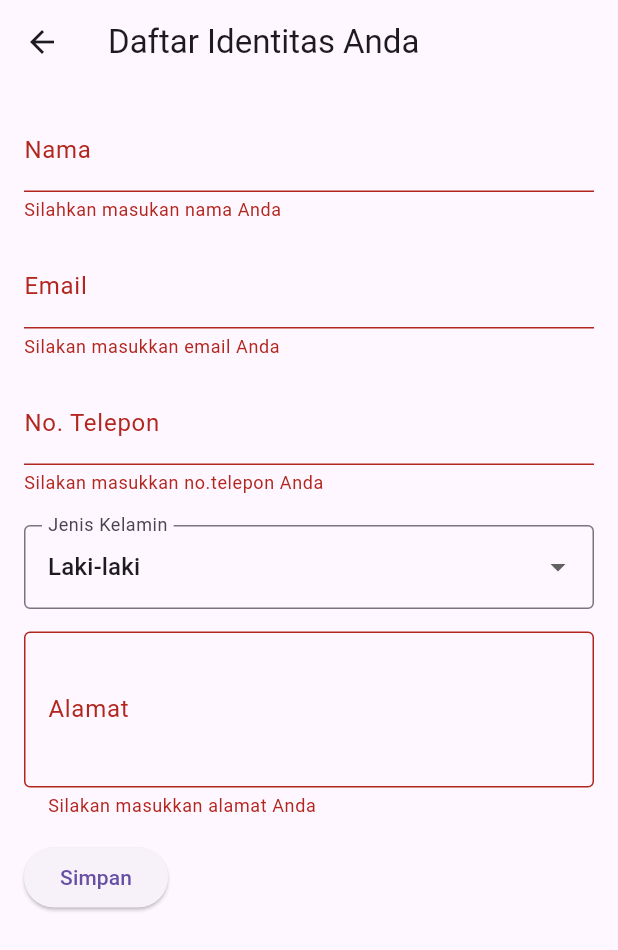
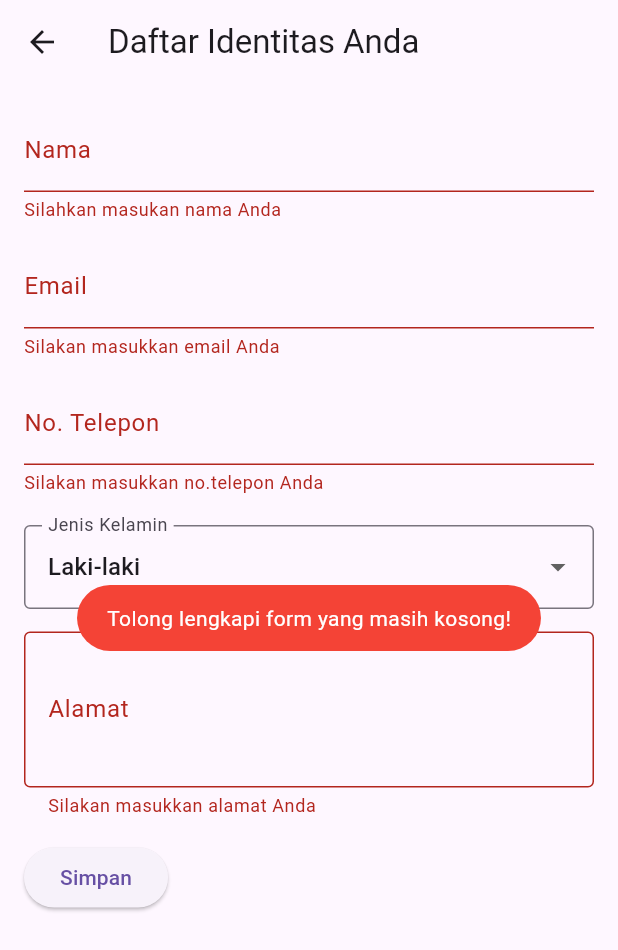
Before and after one commit to ozymandias45/flutter_uts, a Flutter app: the SecondPage screen opened directly, after a tap on "Simpan", on a phone screen of 412 x 824 dp. Shown: the top 950 px of the screen. Run offline on Flutter 3.47's test engine with Material 3 defaults, Android fonts, the phone set to English and light mode, and no system bars; our stand-ins replace fluttertoast.

```diff
--- a/lib/pages/new-user/secondPage.dart
+++ b/lib/pages/new-user/secondPage.dart
@@ -1,5 +1,8 @@
 import 'package:flutter/material.dart';
 import 'package:flutter/services.dart';
+import 'package:fluttertoast/fluttertoast.dart';
+import '../new-user/firstPage.dart';
+import 'dart:async';
 
 enum Gender { male, female }
 
@@ -124,7 +127,22 @@ class _MyFormState extends State<MyForm> {
                     _validate = _addressController.text.isEmpty;
                   });
                   if (_formKey.currentState!.validate()) {
-                    _submitForm();
+                    Fluttertoast.showToast(
+                        msg: "Berhasil Daftar!",
+                        backgroundColor: Colors.green,
+                        toastLength: Toast.LENGTH_SHORT,
+                        gravity: ToastGravity.CENTER,
+                        timeInSecForIosWeb: 2);
+                    Timer(const Duration(seconds: 2), () {
+                      _submitForm();
+                    });
+                  } else {
+                    Fluttertoast.showToast(
+                        msg: "Tolong lengkapi form yang masih kosong!",
+                        backgroundColor: Colors.red,
+                        toastLength: Toast.LENGTH_SHORT,
+                        gravity: ToastGravity.CENTER,
+                        timeInSecForIosWeb: 3);
                   }
                 }
               },
@@ -137,12 +155,19 @@ class _MyFormState extends State<MyForm> {
   }
 
   void _submitForm() {
-    // Access form data here, for example:
     String name = _nameController.text;
     String email = _emailController.text;
+    String phone = _phoneController.text;
     String address = _addressController.text;
 
-    // Do something with the form data, such as sending it to an API or displaying it.
-    print('Name: $name, Email: $email, Address: $address');
+    if (name.isNotEmpty &&
+        email.isNotEmpty &&
+        phone.isNotEmpty &&
+        address.isNotEmpty) {
+      Navigator.push(
+        context,
+        MaterialPageRoute(builder: (context) => const FirstPage()),
+      );
+    }
   }
 }
--- a/pubspec.yaml
+++ b/pubspec.yaml
@@ -35,7 +35,7 @@ dependencies:
   # The following adds the Cupertino Icons font to your application.
   # Use with the CupertinoIcons class for iOS style icons.
   cupertino_icons: ^1.0.6
-  fluttertoast: ^8.2.4
+  fluttertoast: ^8.2.5
 
 dev_dependencies:
   flutter_test:
```
Also changed, not shown: pubspec.lock.
